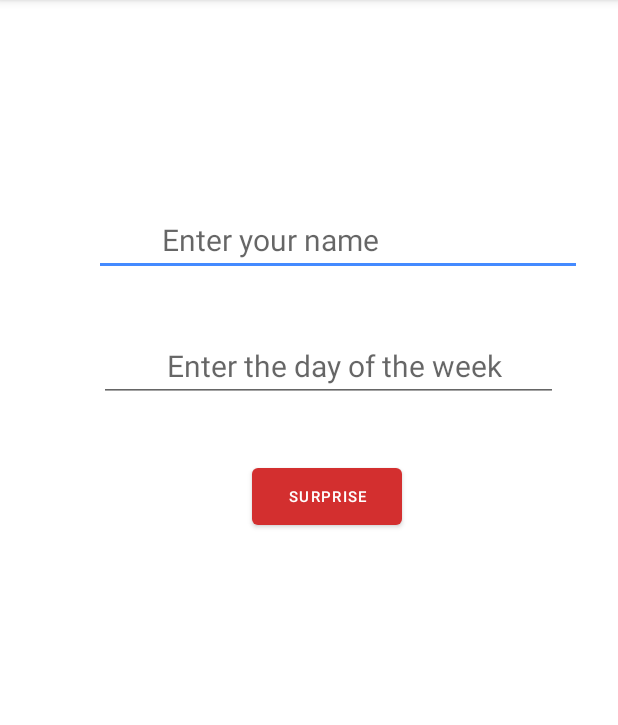
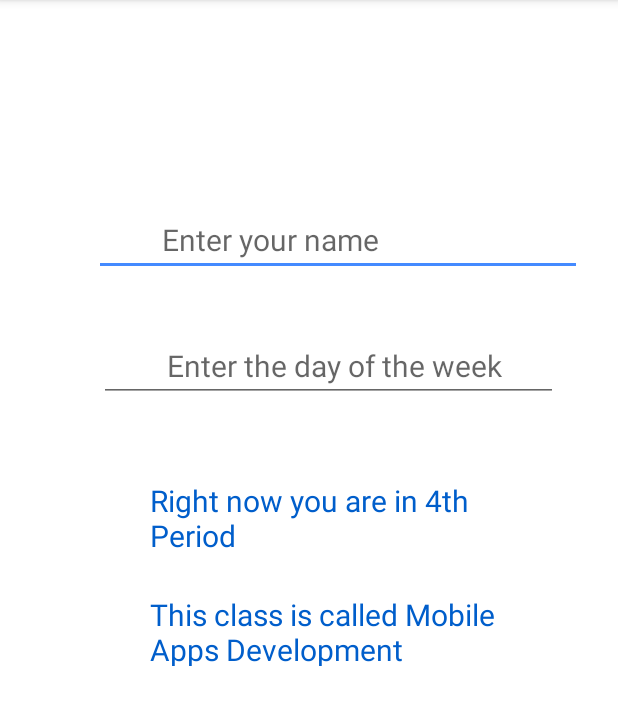
Before and after one commit to RaghavC16/Style_App, an Android app: the screen it shows after launch (MainActivity), on a phone screen of 412 x 824 dp, the part 84-809 px from its top. Run offline under Robolectric (Android 15) with nearby library versions, the phone set to English and light mode, and no system bars.

Commit message:
added all the basic required elements for padding

```diff
--- a/app/src/main/java/com/example/mystyles/MainActivity.java
+++ b/app/src/main/java/com/example/mystyles/MainActivity.java
@@ -16,25 +16,8 @@ public class MainActivity extends AppCompatActivity {
         setContentView(R.layout.activity_main);
     }
 
-    TextView text = findViewById(R.id.finaltext);
-
-    public void hitButton(View v){
-        // get a reference to the EditText element in the xml page that is connected to this activity.
-        // to this activity
-        EditText editText1 = findViewById(R.id.name);
-        EditText editText2 = findViewById(R.id.day);
-        // extract the text
-        String input1 = editText1.getText().toString();
-        String input2 = editText2.getText().toString();
-
-        String output = "Hi " + input1 + " I hope you have a great " + editText2 + "!";
-
-        // I learned how to use the Double.toString to change the double answer into a string to display on the second screen.
-        text.setText(output);
-        // launches the new screen and passes the information
 
 
-    }
 
 
 }
--- a/app/src/main/res/layout/activity_main.xml
+++ b/app/src/main/res/layout/activity_main.xml
@@ -30,19 +30,31 @@
         app:layout_constraintBottom_toBottomOf="parent"
         app:layout_constraintEnd_toEndOf="parent" />
 
-    <Button
-        android:layout_width="@dimen/buttonWidth"
-        android:layout_height="@dimen/buttonHeight"
-        android:text="Surprise"
-        android:textSize="@dimen/fontButton"
-        android:layout_marginEnd="144dp"
-        android:layout_marginBottom="412dp"
-        android:onClick="hitButton"
+    <TextView
+        android:layout_width="@dimen/textViewWidth"
+        android:layout_height="@dimen/textViewHeight"
+        android:layout_marginEnd="32dp"
+        android:layout_marginBottom="400dp"
+        android:text="Right now you are in 4th Period"
+        android:textSize="@dimen/fontsize"
+        android:paddingLeft="@dimen/leftPadding"
+        android:paddingRight="@dimen/rightPadding"
+        android:textColor="@color/secondaryDarkColor"
+        app:layout_constraintBottom_toBottomOf="parent"
+        app:layout_constraintEnd_toEndOf="parent" />
+
+    <TextView
+        android:layout_width="@dimen/textViewWidth"
+        android:layout_height="@dimen/textViewHeight"
+        android:layout_marginEnd="32dp"
+        android:layout_marginBottom="324dp"
+        android:textSize="@dimen/fontsize"
+        android:paddingLeft="@dimen/leftPadding"
+        android:paddingRight="@dimen/rightPadding"
+        android:text="This class is called Mobile Apps Development"
+        android:textColor="@color/secondaryDarkColor"
         app:layout_constraintBottom_toBottomOf="parent"
         app:layout_constraintEnd_toEndOf="parent" />
 
 
-
-
-
 </androidx.constraintlayout.widget.ConstraintLayout>
--- a/app/src/main/res/values/dimens.xml
+++ b/app/src/main/res/values/dimens.xml
@@ -7,6 +7,7 @@
     <dimen name="bottomMargin">20dp</dimen>
     <dimen name="screenMargin">15dp</dimen>
     <dimen name="leftPadding">45dp</dimen>
+    <dimen name="rightPadding">45dp</dimen>
     <dimen name="editTextPadding">10dp</dimen>
     <dimen name="buttonWidth">100dp</dimen>
     <dimen name="buttonHeight">50dp</dimen>
```
